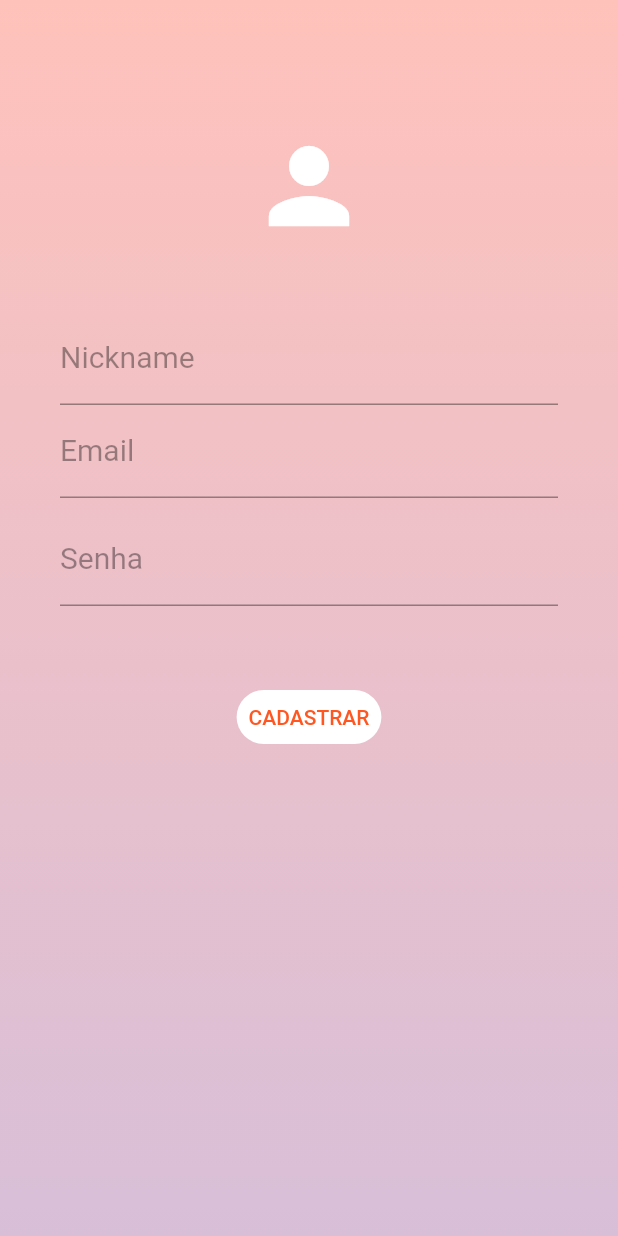
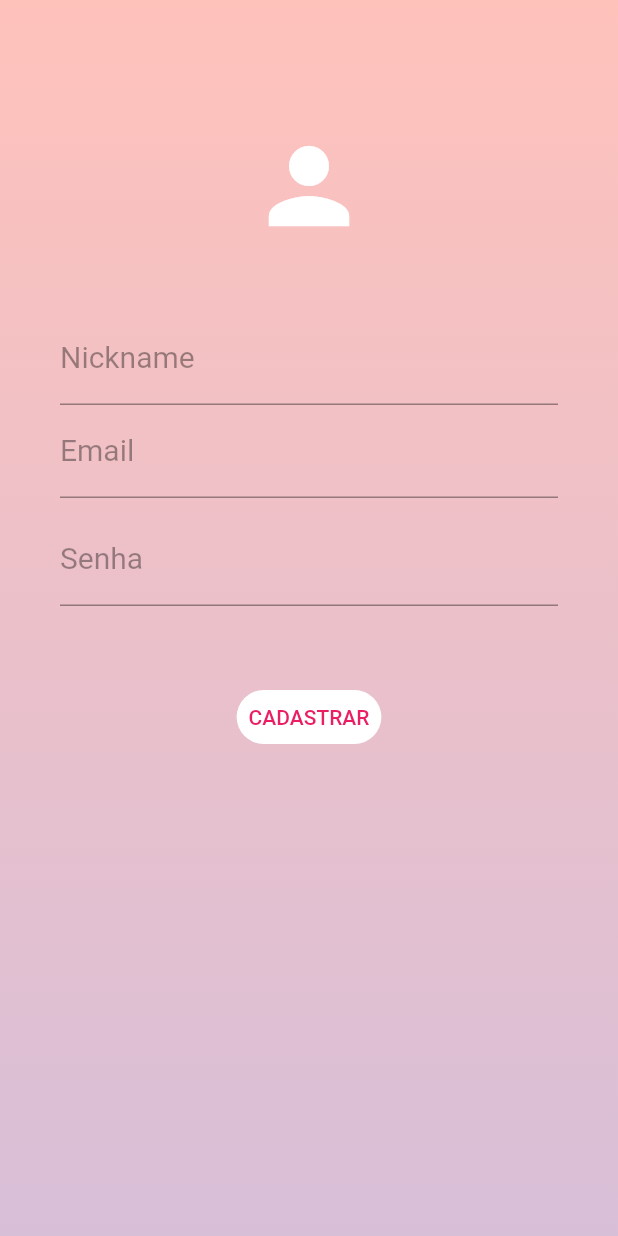
Before and after one commit to NanyDesu/ArtStreets, a Flutter app: the screen it shows after launch, after a tap on "LOGIN", on a phone screen of 412 x 824 dp. Run offline on Flutter 3.47's test engine with Material 2 defaults, Android fonts, the phone set to English and light mode, and no system bars.

Commit message:
troca de cor prymaryswatch

```diff
--- a/artstreet/lib/main.dart
+++ b/artstreet/lib/main.dart
@@ -11,7 +11,7 @@ class MyApp extends StatelessWidget {
       title: 'Art Street',
       debugShowCheckedModeBanner: false,
       theme: ThemeData(
-        primarySwatch: Colors.deepOrange,
+        primarySwatch: Colors.pink,
       ),
       home: LoginPage(),
     );
```
